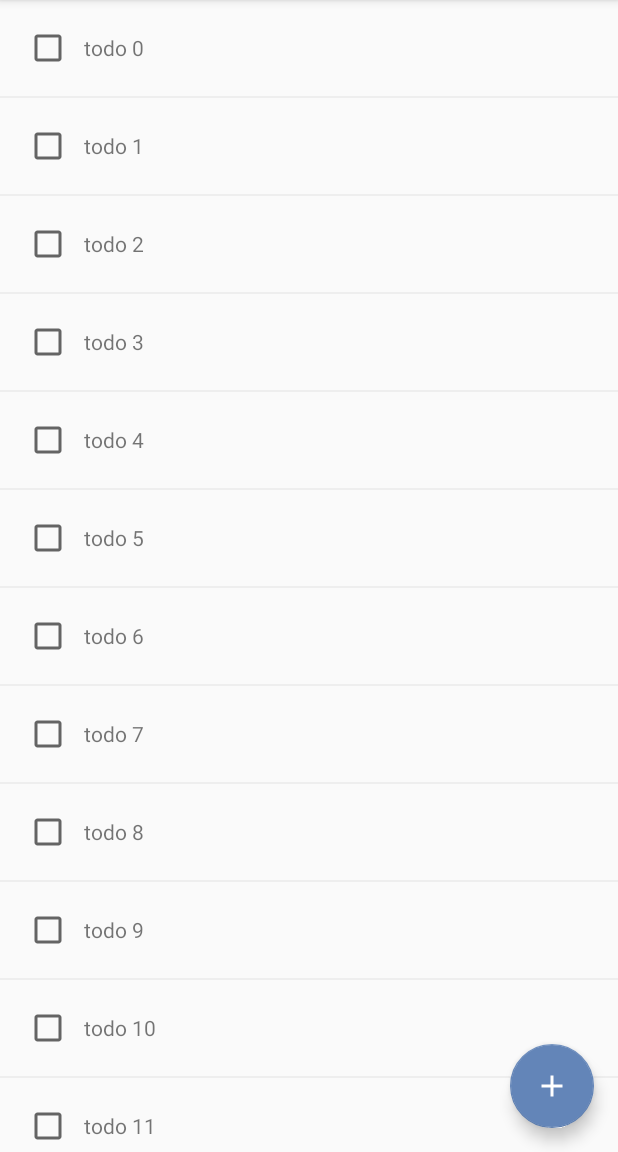
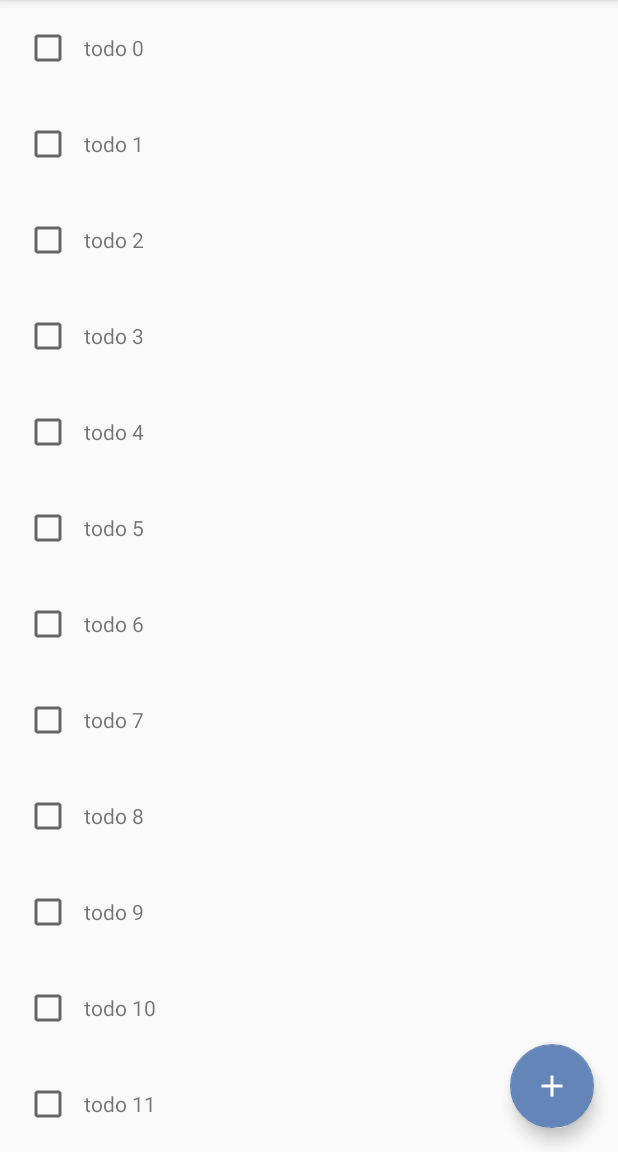
Before and after one commit to zhouz88/AwesomeTodo_recyclerView, an Android app: the screen it shows after launch (MainActivity), on a phone screen of 412 x 824 dp, the part 84-1236 px from its top. Run offline under Robolectric (Android 15) with nearby library versions, the phone set to English and light mode, and no system bars.

Commit message:
RecyclerView

```diff
--- a/app/build.gradle
+++ b/app/build.gradle
@@ -24,4 +24,5 @@ dependencies {
     testCompile 'junit:junit:4.12'
     compile 'com.android.support:appcompat-v7:23.1.1'
     compile 'com.android.support:design:23.1.1'
+    compile 'com.android.support:recyclerview-v7:23.1.1'
 }
--- a/app/src/main/java/com/jiuzhang/guojing/awesometodo/MainActivity.java
+++ b/app/src/main/java/com/jiuzhang/guojing/awesometodo/MainActivity.java
@@ -4,8 +4,9 @@ import android.os.Bundle;
 import android.support.annotation.NonNull;
 import android.support.design.widget.FloatingActionButton;
 import android.support.v7.app.AppCompatActivity;
+import android.support.v7.widget.LinearLayoutManager;
+import android.support.v7.widget.RecyclerView;
 import android.view.View;
-import android.widget.ListView;
 import android.widget.Toast;
 
 import com.jiuzhang.guojing.awesometodo.models.Todo;
@@ -33,8 +34,9 @@ public class MainActivity extends AppCompatActivity {
     }
 
     private void setupUI(@NonNull List<Todo> todos) {
-        ListView listView = (ListView) findViewById(R.id.main_list_view);
-        listView.setAdapter(new TodoListAdapter(this, todos));
+        RecyclerView recyclerView = (RecyclerView) findViewById(R.id.main_recycler_view);
+        recyclerView.setLayoutManager(new LinearLayoutManager(this));
+        recyclerView.setAdapter(new TodoListAdapter(todos));
     }
 
     @NonNull
--- a/app/src/main/java/com/jiuzhang/guojing/awesometodo/TodoListAdapter.java
+++ b/app/src/main/java/com/jiuzhang/guojing/awesometodo/TodoListAdapter.java
@@ -1,59 +1,38 @@
 package com.jiuzhang.guojing.awesometodo;
 
-import android.content.Context;
 import android.support.annotation.NonNull;
+import android.support.v7.widget.RecyclerView;
 import android.view.LayoutInflater;
 import android.view.View;
 import android.view.ViewGroup;
-import android.widget.TextView;
 
 import com.jiuzhang.guojing.awesometodo.models.Todo;
 
 import java.util.List;
 
-public class TodoListAdapter extends ViewHolderAdapter {
+public class TodoListAdapter extends RecyclerView.Adapter {
 
-    private Context context;
     private List<Todo> data;
 
-    public TodoListAdapter(@NonNull Context context, List<Todo> data) {
-        this.context = context;
+    public TodoListAdapter(@NonNull List<Todo> data) {
         this.data = data;
     }
 
     @Override
-    public int getCount() {
-        return data.size();
-    }
-
-    @Override
-    public Object getItem(int position) {
-        return data.get(position);
-    }
-
-    @Override
-    public long getItemId(int position) {
-        return position;
-    }
-
-    @Override
-    protected ViewHolderAdapter.ViewHolder onCreateViewHolder(ViewGroup parent, int position) {
-        View view = LayoutInflater.from(context).inflate(R.layout.main_list_item, parent, false);
+    public RecyclerView.ViewHolder onCreateViewHolder(ViewGroup parent, int viewType) {
+        View view = LayoutInflater.from(parent.getContext())
+                                  .inflate(R.layout.main_list_item, parent, false);
         return new TodoListViewHolder(view);
     }
 
     @Override
-    protected void onBindViewHolder(ViewHolderAdapter.ViewHolder viewHolder, int position) {
-        Todo todo = (Todo) getItem(position);
-        ((TodoListViewHolder) viewHolder).todoText.setText(todo.text);
+    public void onBindViewHolder(RecyclerView.ViewHolder holder, int position) {
+        Todo todo = data.get(position);
+        ((TodoListViewHolder) holder).todoText.setText(todo.text);
     }
 
-    private static class TodoListViewHolder extends ViewHolderAdapter.ViewHolder {
-        TextView todoText;
-
-        public TodoListViewHolder(@NonNull View view) {
-            super(view);
-            todoText = (TextView) view.findViewById(R.id.main_list_item_text);
-        }
+    @Override
+    public int getItemCount() {
+        return data.size();
     }
 }
--- /dev/null
+++ b/app/src/main/java/com/jiuzhang/guojing/awesometodo/TodoListViewHolder.java
@@ -0,0 +1,17 @@
+package com.jiuzhang.guojing.awesometodo;
+
+import android.support.annotation.NonNull;
+import android.support.v7.widget.RecyclerView;
+import android.view.View;
+import android.widget.TextView;
+
+public class TodoListViewHolder extends RecyclerView.ViewHolder {
+
+    TextView todoText;
+
+    public TodoListViewHolder(@NonNull View itemView) {
+        super(itemView);
+
+        todoText = (TextView) itemView.findViewById(R.id.main_list_item_text);
+    }
+}
--- a/app/src/main/java/com/jiuzhang/guojing/awesometodo/ViewHolderAdapter.java
+++ /dev/null
@@ -1,35 +0,0 @@
-package com.jiuzhang.guojing.awesometodo;
-
-import android.support.annotation.NonNull;
-import android.view.View;
-import android.view.ViewGroup;
-import android.widget.BaseAdapter;
-
-public abstract class ViewHolderAdapter extends BaseAdapter {
-
-    @Override
-    public View getView(int position, View convertView, ViewGroup parent) {
-        ViewHolder vh;
-        if (convertView == null) {
-            vh = onCreateViewHolder(parent, position);
-            convertView = vh.view;
-            vh.view.setTag(vh);
-        } else {
-            vh = (ViewHolder) convertView.getTag();
-        }
-
-        onBindViewHolder(vh, position);
-        return convertView;
-    }
-
-    protected abstract ViewHolder onCreateViewHolder(ViewGroup parent, int position);
-
-    protected abstract void onBindViewHolder(ViewHolder viewHolder, int position);
-
-    public static abstract class ViewHolder {
-        protected View view;
-        public ViewHolder(@NonNull View view) {
-            this.view = view;
-        }
-    }
-}
--- a/app/src/main/res/layout/activity_main.xml
+++ b/app/src/main/res/layout/activity_main.xml
@@ -6,12 +6,10 @@
     android:layout_height="match_parent"
     tools:context="com.jiuzhang.guojing.awesometodo.MainActivity">
 
-    <ListView
-        android:id="@+id/main_list_view"
+    <android.support.v7.widget.RecyclerView
+        android:id="@+id/main_recycler_view"
         android:layout_width="match_parent"
-        android:layout_height="match_parent"
-        android:divider="@color/list_divider_color"
-        android:dividerHeight="@dimen/list_divider_height"/>
+        android:layout_height="match_parent"/>
 
     <android.support.design.widget.FloatingActionButton
         android:id="@+id/fab"
```
